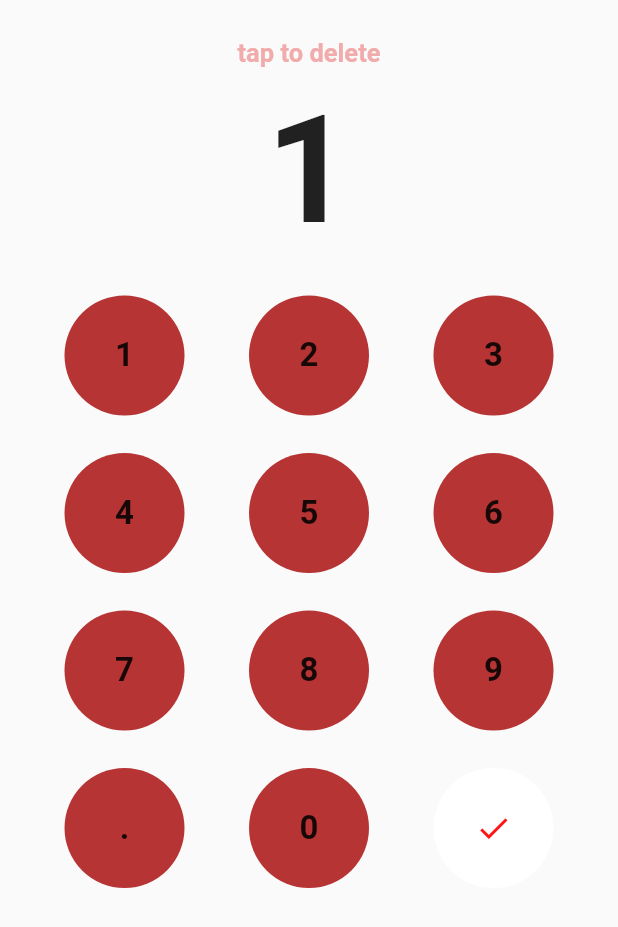
After one commit to olivoil/flutter_currency_converter, a Flutter app: the InputAmountValue screen opened directly, after a tap on an icon or button, on a phone screen of 412 x 824 dp. The commit adds this screen. Shown: the top 927 px of the screen. Run offline on Flutter 3.47's test engine with Material 2 defaults, Android fonts, the phone set to English and light mode, and no system bars; our stand-ins replace bloc, built_collection, built_value, equatable, flutter_bloc; generated files the repository leaves out were written again; Roboto replaces fonts that are missing (Quicksand).

Commit message:
add number editor

```diff
--- a/lib/widgets/exchange.dart
+++ b/lib/widgets/exchange.dart
@@ -1,4 +1,5 @@
 import 'package:currency/widgets/currency_list.dart';
+import 'package:currency/widgets/input_amount_value.dart';
 import 'package:flutter/cupertino.dart';
 import 'package:flutter/material.dart';
 
@@ -29,11 +30,11 @@ class Exchange extends StatelessWidget {
                     width: MediaQuery.of(context).size.width,
                     color: Color(0xFFEC5759),
                   ),
-                  Container(
+                  SafeArea(
                     child: Center(
                       child: Column(
                         children: <Widget>[
-                          SizedBox(height: 30.0),
+                          SizedBox(height: 10.0),
                           InkWell(
                             onTap: () {
                               Navigator.of(context).push(
@@ -58,6 +59,32 @@ class Exchange extends StatelessWidget {
                             ),
                           ),
                           SizedBox(height: 20.0),
+                          InkWell(
+                              onTap: () {
+                                Navigator.of(context)
+                                    .pushReplacement(MaterialPageRoute(
+                                        builder: (context) => InputAmountValue(
+                                              backgroundColor:
+                                                  Color(0xFFEC5759),
+                                              valueColor: Colors.white,
+                                              textColor: Color(0xFFF1ABAB),
+                                              onAmountSelected: (double value) {
+                                                bloc.dispatch(SetAmountA(
+                                                  amount: Amount((b) => b
+                                                    ..value = value
+                                                    ..currency =
+                                                        state.amountA.currency),
+                                                ));
+                                              },
+                                            )));
+                              },
+                              child: Text(
+                                state.amountA.value.toString(),
+                                style: TextStyle(
+                                    color: Colors.white,
+                                    fontSize: 120.0,
+                                    fontFamily: 'Quicksand'),
+                              )),
                         ],
                       ),
                     ),
--- /dev/null
+++ b/lib/widgets/input_amount_value.dart
@@ -0,0 +1,238 @@
+import 'package:flutter/material.dart';
+import 'package:currency/widgets/exchange.dart';
+
+typedef void AmountSelectedCallback(double value);
+
+class InputAmountValue extends StatefulWidget {
+  final Color backgroundColor;
+  final Color valueColor;
+  final Color textColor;
+  final AmountSelectedCallback onAmountSelected;
+
+  InputAmountValue(
+      {this.backgroundColor,
+      this.valueColor,
+      this.textColor,
+      this.onAmountSelected});
+
+  @override
+  _InputAmountValueState createState() => _InputAmountValueState();
+}
+
+class _InputAmountValueState extends State<InputAmountValue> {
+  String currInput = '';
+
+  @override
+  Widget build(BuildContext context) {
+    return Scaffold(
+      backgroundColor: widget.backgroundColor,
+      body: SafeArea(
+        child: Column(
+          children: <Widget>[
+            SizedBox(height: 25.0),
+            InkWell(
+              onTap: () {
+                setState(() {
+                  currInput = '';
+                });
+              },
+              child: Text(
+                'tap to delete',
+                style: TextStyle(
+                    color: Color(0xFFF1ABAB),
+                    fontSize: 17.0,
+                    fontFamily: 'Quicksand',
+                    fontWeight: FontWeight.bold),
+              ),
+            ),
+            SizedBox(height: 10.0),
+            Center(
+              child: Text(
+                currInput,
+                style: TextStyle(
+                    color: widget.valueColor,
+                    fontSize: 100.0,
+                    fontFamily: 'Quicksand',
+                    fontWeight: FontWeight.bold),
+              ),
+            ),
+            SizedBox(height: 25.0),
+            numberRow(1, 2, 3),
+            SizedBox(height: 25.0),
+            numberRow(4, 5, 6),
+            SizedBox(height: 25.0),
+            numberRow(7, 8, 9),
+            SizedBox(height: 25.0),
+            finalRow()
+          ],
+        ),
+      ),
+    );
+  }
+
+  Widget numberRow(number1, number2, number3) {
+    return Row(
+      mainAxisAlignment: MainAxisAlignment.spaceEvenly,
+      children: <Widget>[
+        InkWell(
+          onTap: () {
+            calculateNumber(number1);
+          },
+          child: Container(
+            height: 80.0,
+            width: 80.0,
+            decoration: BoxDecoration(
+                borderRadius: BorderRadius.circular(40.0),
+                color: Color(0xFFB73434)),
+            child: Center(
+              child: Text(
+                number1.toString(),
+                style: TextStyle(
+                    color: widget.valueColor,
+                    fontSize: 22.0,
+                    fontWeight: FontWeight.bold),
+              ),
+            ),
+          ),
+        ),
+        InkWell(
+          onTap: () {
+            calculateNumber(number2);
+          },
+          child: Container(
+            height: 80.0,
+            width: 80.0,
+            decoration: BoxDecoration(
+                borderRadius: BorderRadius.circular(40.0),
+                color: Color(0xFFB73434)),
+            child: Center(
+              child: Text(
+                number2.toString(),
+                style: TextStyle(
+                    color: widget.valueColor,
+                    fontSize: 22.0,
+                    fontWeight: FontWeight.bold),
+              ),
+            ),
+          ),
+        ),
+        InkWell(
+          onTap: () {
+            calculateNumber(number3);
+          },
+          child: Container(
+            height: 80.0,
+            width: 80.0,
+            decoration: BoxDecoration(
+                borderRadius: BorderRadius.circular(40.0),
+                color: Color(0xFFB73434)),
+            child: Center(
+              child: Text(
+                number3.toString(),
+                style: TextStyle(
+                    color: widget.valueColor,
+                    fontSize: 22.0,
+                    fontWeight: FontWeight.bold),
+              ),
+            ),
+          ),
+        )
+      ],
+    );
+  }
+
+  Widget finalRow() {
+    return Row(
+      mainAxisAlignment: MainAxisAlignment.spaceEvenly,
+      children: <Widget>[
+        InkWell(
+          onTap: () {
+            calculateNumber('.');
+          },
+          child: Container(
+            height: 80.0,
+            width: 80.0,
+            decoration: BoxDecoration(
+                borderRadius: BorderRadius.circular(40.0),
+                color: Color(0xFFB73434)),
+            child: Center(
+              child: Text(
+                '.',
+                style: TextStyle(
+                    color: widget.valueColor,
+                    fontSize: 22.0,
+                    fontWeight: FontWeight.bold),
+              ),
+            ),
+          ),
+        ),
+        InkWell(
+          onTap: () {
+            calculateNumber(0);
+          },
+          child: Container(
+            height: 80.0,
+            width: 80.0,
+            decoration: BoxDecoration(
+                borderRadius: BorderRadius.circular(40.0),
+                color: Color(0xFFB73434)),
+            child: Center(
+              child: Text(
+                0.toString(),
+                style: TextStyle(
+                    color: widget.valueColor,
+                    fontSize: 22.0,
+                    fontWeight: FontWeight.bold),
+              ),
+            ),
+          ),
+        ),
+        InkWell(
+          onTap: () {
+            widget.onAmountSelected(double.parse(currInput));
+
+            Navigator.of(context).pushReplacement(
+              MaterialPageRoute(
+                builder: (context) => Exchange(),
+              ),
+            );
+          },
+          child: Container(
+            height: 80.0,
+            width: 80.0,
+            decoration: BoxDecoration(
+                borderRadius: BorderRadius.circular(40.0), color: Colors.white),
+            child: Center(
+                child: Icon(
+              Icons.check,
+              color: Color(0xFFFC1514),
+              size: 25.0,
+            )),
+          ),
+        )
+      ],
+    );
+  }
+
+  calculateNumber(dynamic next) {
+    if (next is String) {
+      setState(() {
+        currInput = (next == '.' && currInput.contains('.'))
+            ? currInput
+            : '$currInput${next.toString()}';
+      });
+    } else {
+      if (currInput == null ||
+          currInput == '' ||
+          double.parse(currInput) == 0.0) {
+        setState(() {
+          currInput = next.toString();
+        });
+      } else {
+        setState(() {
+          currInput = '$currInput${next.toString()}';
+        });
+      }
+    }
+  }
+}
--- a/pubspec.yaml
+++ b/pubspec.yaml
@@ -21,6 +21,7 @@ dependencies:
   built_collection: ^4.1.0
   http: ^0.12.0
   equatable: ^0.1.10
+  intl: ^0.15.7
 
   # The following adds the Cupertino Icons font to your application.
   # Use with the CupertinoIcons class for iOS style icons.
```
